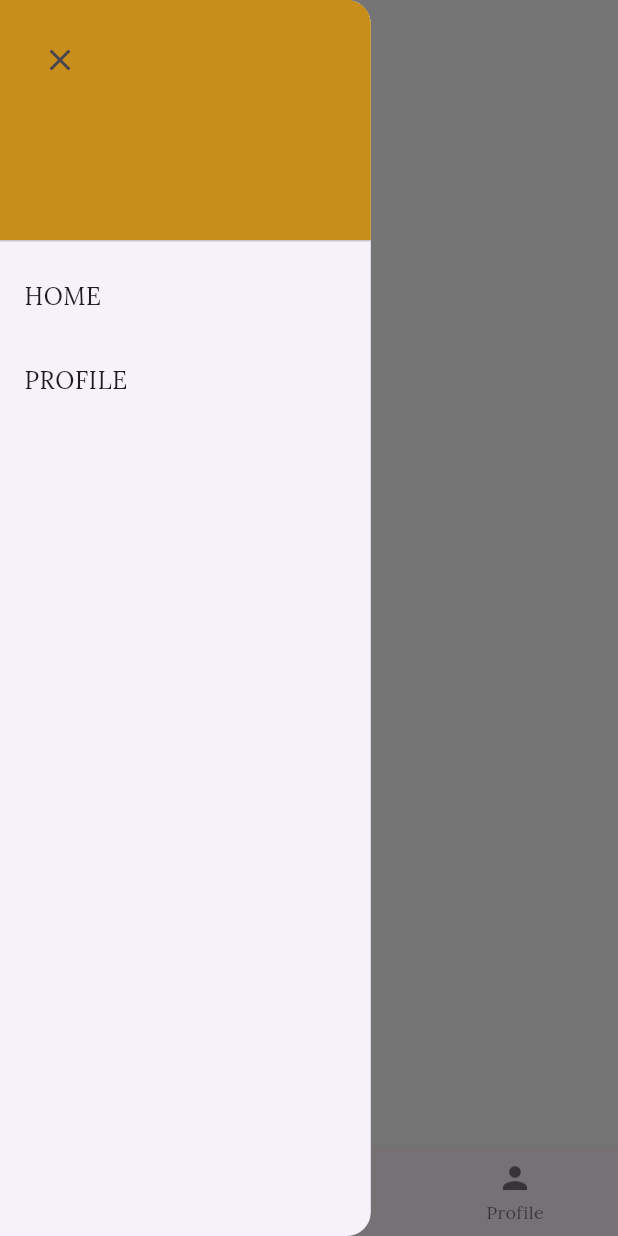
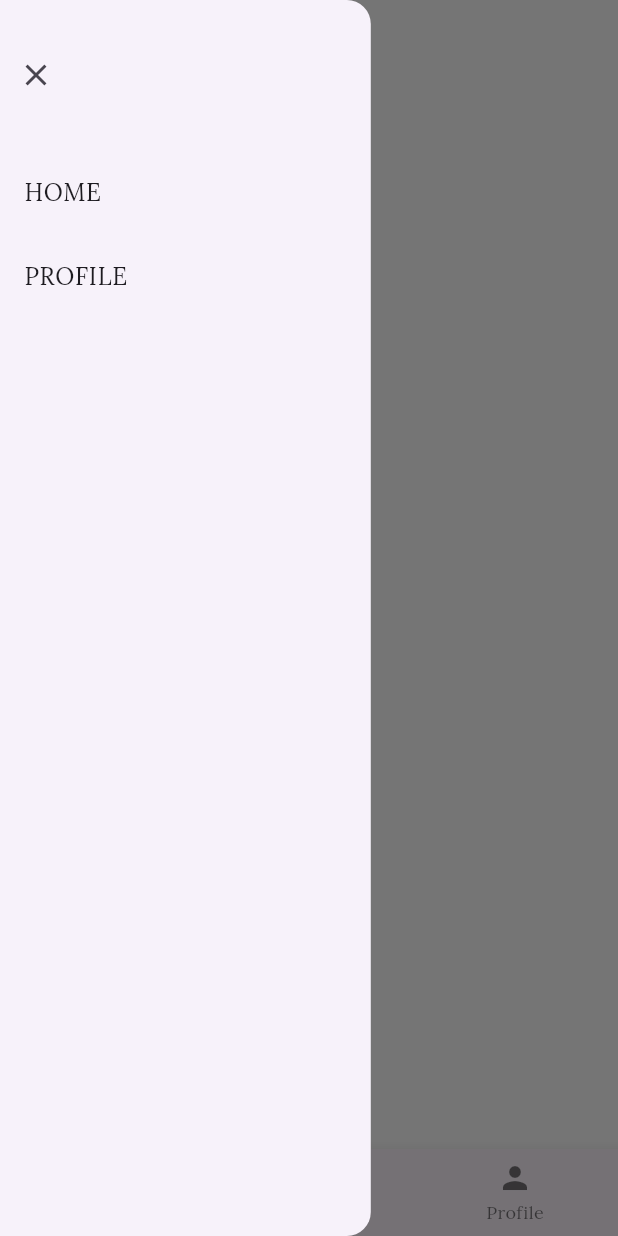
Before and after one commit to LaviniaSurubariu/smart_museum, a Flutter app: the HomeScreenPage screen opened by its route, with the side drawer open, on a phone screen of 412 x 824 dp. Run offline on Flutter 3.47's test engine with Material 3 defaults, Android fonts, the phone set to English and light mode, and no system bars; our stand-ins replace cloud_firestore, firebase_auth, firebase_core, firebase_storage, flutter_redux, freezed_annotation and 5 more; missing offline and left inert: redux_epics; accounts and stored records are empty.

Commit message:
stylize drawer

```diff
--- a/lib/presentation/utils/customDrawer.dart
+++ b/lib/presentation/utils/customDrawer.dart
@@ -11,14 +11,13 @@ class CustomDrawer extends StatelessWidget {
         child: ListView(
           padding: EdgeInsets.zero,
           children: <Widget>[
-            DrawerHeader(
-              decoration: const BoxDecoration(
-                color: Color.fromRGBO(199, 142, 28, 1),
-              ),
+            SizedBox(
+              height: 100,
               child: Stack(
                 children: <Widget>[
+                  const SizedBox(),
                   Align(
-                    alignment: Alignment.topLeft,
+                    alignment: Alignment.centerLeft,
                     child: IconButton(
                       icon: const Icon(Icons.close),
                       onPressed: () {
```
